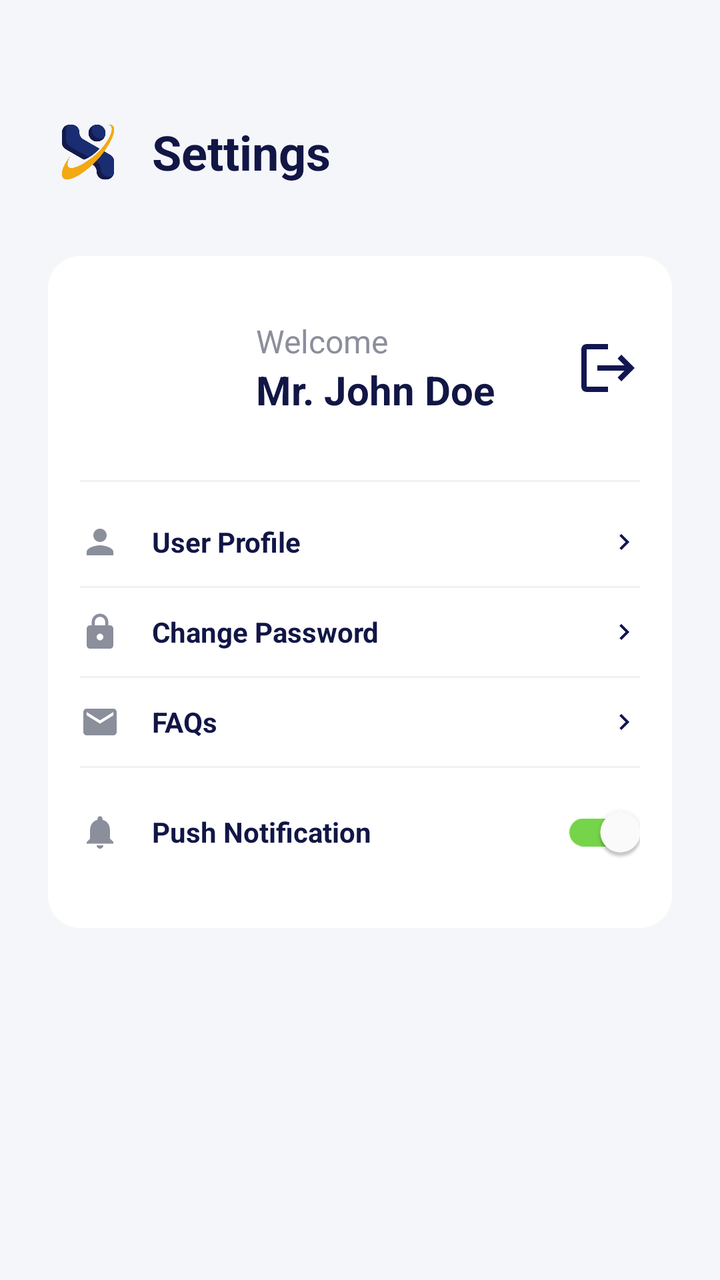
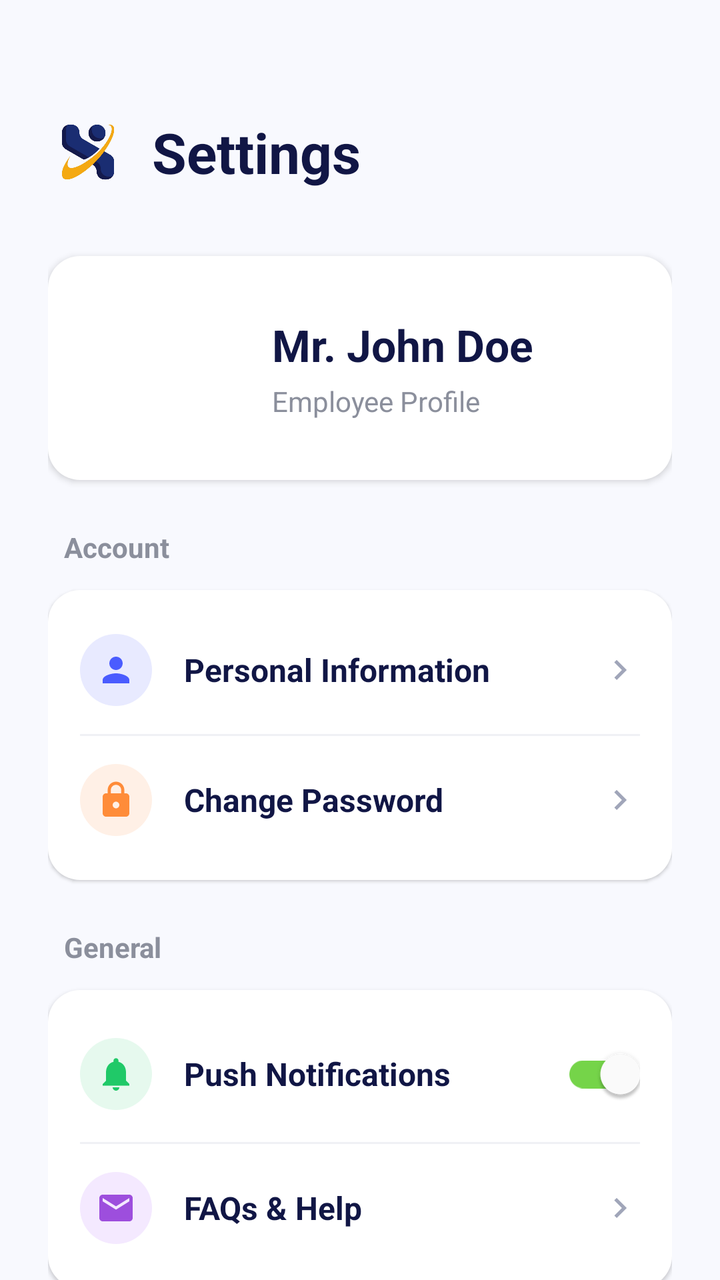

Screens rendered from an Android XML layout before and after an edit, with the pre-edit source and the edit as a unified diff.
<!-- AndroidManifest.xml: activity theme Theme.MaterialComponents.Light.NoActionBar -->
<!-- res/layout/fragment_profile.xml -->
<?xml version="1.0" encoding="utf-8"?>
<androidx.core.widget.NestedScrollView xmlns:android="http://schemas.android.com/apk/res/android"
    xmlns:app="http://schemas.android.com/apk/res-auto"
    android:layout_width="match_parent"
    android:layout_height="match_parent"
    android:background="#F5F6FA"
    android:fillViewport="true">

    <LinearLayout
        android:layout_width="match_parent"
        android:layout_height="wrap_content"
        android:orientation="vertical"
        android:padding="24dp">

        
        <LinearLayout
            android:layout_width="match_parent"
            android:layout_height="wrap_content"
            android:orientation="horizontal"
            android:gravity="center_vertical"
            android:layout_marginTop="32dp"
            android:layout_marginBottom="32dp">

            <ImageView
                android:layout_width="40dp"
                android:layout_height="40dp"
                android:layout_marginEnd="12dp"
                android:src="@drawable/logo_face_recognition" />

            <TextView
                android:layout_width="wrap_content"
                android:layout_height="wrap_content"
                android:text="Settings"
                android:textColor="#111645"
                android:textSize="24sp"
                android:textStyle="bold" />
        </LinearLayout>

        <LinearLayout
            android:layout_width="match_parent"
            android:layout_height="wrap_content"
            android:orientation="vertical"
            android:background="@drawable/bg_rounded_white_card"
            android:elevation="0dp"
            android:paddingTop="8dp"
            android:paddingBottom="16dp">

            
            <RelativeLayout
                android:layout_width="match_parent"
                android:layout_height="wrap_content"
                android:paddingHorizontal="16dp"
                android:paddingVertical="12dp">

                <com.google.android.material.imageview.ShapeableImageView
                    android:id="@+id/ivAvatar"
                    android:layout_width="72dp"
                    android:layout_height="72dp"
                    android:layout_centerVertical="true"
                    android:scaleType="centerCrop"
                    android:src="@drawable/ic_avatar"
                    app:shapeAppearanceOverlay="@style/ShapeAppearanceOverlay.App.CornerSize50Percent" />

                <LinearLayout
                    android:layout_width="wrap_content"
                    android:layout_height="wrap_content"
                    android:layout_centerVertical="true"
                    android:layout_marginStart="16dp"
                    android:layout_toEndOf="@id/ivAvatar"
                    android:orientation="vertical">

                    <TextView
                        android:layout_width="wrap_content"
                        android:layout_height="wrap_content"
                        android:text="Welcome"
                        android:textColor="#8B8F9C"
                        android:textSize="16sp" />

                    <TextView
                        android:id="@+id/tvName"
                        android:layout_width="wrap_content"
                        android:layout_height="wrap_content"
                        android:text="Mr. John Doe"
                        android:textColor="#111645"
                        android:textSize="20sp"
                        android:textStyle="bold" />
                </LinearLayout>

                <ImageView
                    android:id="@+id/btnLogout"
                    android:layout_width="32dp"
                    android:layout_height="32dp"
                    android:layout_alignParentEnd="true"
                    android:layout_centerVertical="true"
                    android:src="@drawable/ic_exit"
                    app:tint="#121650"
                    android:background="?attr/selectableItemBackgroundBorderless"
                    android:clickable="true"
                    android:focusable="true"/>
            </RelativeLayout>

            <View android:layout_width="match_parent" android:layout_height="1dp" android:background="#F0F1F5" android:layout_marginHorizontal="16dp" android:layout_marginVertical="8dp" />

            
            <LinearLayout
                android:id="@+id/btnPersonalInfo"
                android:layout_width="match_parent"
                android:layout_height="wrap_content"
                android:orientation="horizontal"
                android:paddingHorizontal="16dp"
                android:paddingVertical="12dp"
                android:gravity="center_vertical"
                android:clickable="true"
                android:focusable="true"
                android:background="?attr/selectableItemBackground">

                <ImageView
                    android:layout_width="20dp"
                    android:layout_height="20dp"
                    android:src="@drawable/ic_nav_profile"
                    app:tint="#8B8F9C" />

                <TextView
                    android:layout_width="0dp"
                    android:layout_height="wrap_content"
                    android:layout_weight="1"
                    android:layout_marginStart="16dp"
                    android:text="User Profile"
                    android:textColor="#111645"
                    android:textSize="14sp"
                    android:textStyle="bold"/>

                <ImageView
                    android:layout_width="16dp"
                    android:layout_height="16dp"
                    android:src="@drawable/ic_chevron_right"
                    app:tint="#121650" />
            </LinearLayout>

            <View android:layout_width="match_parent" android:layout_height="1dp" android:background="#F0F1F5" android:layout_marginHorizontal="16dp" />

            
            <LinearLayout
                android:id="@+id/btnChangePassword"
                android:layout_width="match_parent"
                android:layout_height="wrap_content"
                android:orientation="horizontal"
                android:paddingHorizontal="16dp"
                android:paddingVertical="12dp"
                android:gravity="center_vertical"
                android:clickable="true"
                android:focusable="true"
                android:background="?attr/selectableItemBackground">

                <ImageView
                    android:layout_width="20dp"
                    android:layout_height="20dp"
                    android:src="@drawable/ic_lock_outline"
                    app:tint="#8B8F9C" />

                <TextView
                    android:layout_width="0dp"
                    android:layout_height="wrap_content"
                    android:layout_weight="1"
                    android:layout_marginStart="16dp"
                    android:text="Change Password"
                    android:textColor="#111645"
                    android:textSize="14sp"
                    android:textStyle="bold"/>

                <ImageView
                    android:layout_width="16dp"
                    android:layout_height="16dp"
                    android:src="@drawable/ic_chevron_right"
                    app:tint="#121650" />
            </LinearLayout>

            <View android:layout_width="match_parent" android:layout_height="1dp" android:background="#F0F1F5" android:layout_marginHorizontal="16dp" />

            
            <LinearLayout
                android:id="@+id/btnFaq"
                android:layout_width="match_parent"
                android:layout_height="wrap_content"
                android:orientation="horizontal"
                android:paddingHorizontal="16dp"
                android:paddingVertical="12dp"
                android:gravity="center_vertical"
                android:clickable="true"
                android:focusable="true"
                android:background="?attr/selectableItemBackground">

                <ImageView
                    android:layout_width="20dp"
                    android:layout_height="20dp"
                    android:src="@drawable/ic_email_outline"
                    app:tint="#8B8F9C" />

                <TextView
                    android:layout_width="0dp"
                    android:layout_height="wrap_content"
                    android:layout_weight="1"
                    android:layout_marginStart="16dp"
                    android:text="FAQs"
                    android:textColor="#111645"
                    android:textSize="14sp"
                    android:textStyle="bold"/>

                <ImageView
                    android:layout_width="16dp"
                    android:layout_height="16dp"
                    android:src="@drawable/ic_chevron_right"
                    app:tint="#121650" />
            </LinearLayout>

            <View android:layout_width="match_parent" android:layout_height="1dp" android:background="#F0F1F5" android:layout_marginHorizontal="16dp" />

            
            <LinearLayout
                android:layout_width="match_parent"
                android:layout_height="wrap_content"
                android:orientation="horizontal"
                android:paddingHorizontal="16dp"
                android:paddingVertical="8dp"
                android:gravity="center_vertical">

                <ImageView
                    android:layout_width="20dp"
                    android:layout_height="20dp"
                    android:src="@drawable/ic_notifications"
                    app:tint="#8B8F9C" />

                <TextView
                    android:layout_width="0dp"
                    android:layout_height="wrap_content"
                    android:layout_weight="1"
                    android:layout_marginStart="16dp"
                    android:text="Push Notification"
                    android:textColor="#111645"
                    android:textSize="14sp"
                    android:textStyle="bold"/>

                <com.google.android.material.switchmaterial.SwitchMaterial
                    android:layout_width="wrap_content"
                    android:layout_height="wrap_content"
                    android:checked="true"
                    app:trackTint="#75D449"
                    app:thumbTint="#FFFFFF"/>
            </LinearLayout>



        </LinearLayout>
        
        <View android:layout_width="match_parent" android:layout_height="16dp"/>

    </LinearLayout>
</androidx.core.widget.NestedScrollView>
<!-- resources referenced by this layout -->
<resources>
  <!-- drawable bg_rounded_white_card (drawable) -->
  <?xml version="1.0" encoding="utf-8"?>
  <shape xmlns:android="http://schemas.android.com/apk/res/android">
      <solid android:color="#FFFFFF" />
      <corners android:radius="16dp" />
  </shape>
  <!-- drawable ic_chevron_right (drawable) -->
  <vector xmlns:android="http://schemas.android.com/apk/res/android"
      android:width="24dp"
      android:height="24dp"
      android:viewportWidth="24.0"
      android:viewportHeight="24.0"
      android:tint="?attr/colorControlNormal">
      <path
          android:fillColor="@android:color/white"
          android:pathData="M10,6L8.59,7.41 13.17,12l-4.58,4.59L10,18l6,-6z"/>
  </vector>
  <!-- drawable ic_email_outline (drawable) -->
  <vector xmlns:android="http://schemas.android.com/apk/res/android"
      android:width="24dp"
      android:height="24dp"
      android:viewportWidth="24"
      android:viewportHeight="24"
      android:tint="#9CA3AF">
    <path android:fillColor="@android:color/white" android:pathData="M20,4H4c-1.1,0 -1.99,0.9 -1.99,2L2,18c0,1.1 0.9,2 2,2h16c1.1,0 2,-0.9 2,-2V6c0,-1.1 -0.9,-2 -2,-2zm0,4l-8,5 -8,-5V6l8,5 8,-5v2z"/>
  </vector>
  <!-- drawable ic_exit (drawable) -->
  <vector xmlns:android="http://schemas.android.com/apk/res/android"
      android:width="24dp"
      android:height="24dp"
      android:viewportWidth="24"
      android:viewportHeight="24"
      android:tint="#FFFFFF">
      <path
          android:fillColor="@android:color/white"
          android:pathData="M17,7l-1.41,1.41L18.17,11H8v2h10.17l-2.58,2.58L17,17l5,-5zM4,5h8V3H4c-1.1,0 -2,0.9 -2,2v14c0,1.1 0.9,2 2,2h8v-2H4V5z"/>
  </vector>
  <!-- drawable ic_lock_outline (drawable) -->
  <vector xmlns:android="http://schemas.android.com/apk/res/android"
      android:width="24dp"
      android:height="24dp"
      android:viewportWidth="24"
      android:viewportHeight="24"
      android:tint="#9CA3AF">
    <path android:fillColor="@android:color/white" android:pathData="M18,8h-1V6c0,-2.76 -2.24,-5 -5,-5S7,3.24 7,6v2H6c-1.1,0 -2,0.9 -2,2v10c0,1.1 0.9,2 2,2h12c1.1,0 2,-0.9 2,-2V10c0,-1.1 -0.9,-2 -2,-2zm-6,9c-1.1,0 -2,-0.9 -2,-2s0.9,-2 2,-2 2,0.9 2,2 -0.9,2 -2,2zm3.1,-9H8.9V6c0,-1.71 1.39,-3.1 3.1,-3.1 1.71,0 3.1,1.39 3.1,3.1v2z"/>
  </vector>
  <!-- drawable ic_nav_profile (drawable) -->
  <vector xmlns:android="http://schemas.android.com/apk/res/android"
      android:width="24dp"
      android:height="24dp"
      android:viewportWidth="24"
      android:viewportHeight="24">
    <path
        android:pathData="M12,12c2.21,0 4,-1.79 4,-4s-1.79,-4 -4,-4 -4,1.79 -4,4 1.79,4 4,4zm0,2c-2.67,0 -8,1.34 -8,4v2h16v-2c0,-2.66 -5.33,-4 -8,-4z"
        android:fillColor="@color/nav_inactive_gray"/>
  </vector>
  <!-- drawable ic_notifications (drawable) -->
  <vector xmlns:android="http://schemas.android.com/apk/res/android"
      android:width="24dp"
      android:height="24dp"
      android:viewportWidth="24"
      android:viewportHeight="24">
    <path
        android:fillColor="#000000"
        android:pathData="M12,22c1.1,0 2,-0.9 2,-2h-4c0,1.1 0.9,2 2,2zM18,16v-5c0,-3.07 -1.63,-5.64 -4.5,-6.32V4c0,-0.83 -0.67,-1.5 -1.5,-1.5s-1.5,0.67 -1.5,1.5v0.68C7.64,5.36 6,7.92 6,11v5l-2,2v1h16v-1l-2,-2z"/>
  </vector>
  <style name="ShapeAppearanceOverlay.App.CornerSize50Percent" parent="">
          <item name="cornerSize">50%</item>
      </style>
  <color name="nav_inactive_gray">#9CA3AF</color>
  <!-- unchanged entries left out for length: 2 -->
</resources>

<!-- the commit's change to res/layout/fragment_profile.xml (unified diff, before → after) -->
@@ -3,7 +3,7 @@
     xmlns:app="http://schemas.android.com/apk/res-auto"
     android:layout_width="match_parent"
     android:layout_height="match_parent"
-    android:background="#F5F6FA"
+    android:background="#F8F9FE"
     android:fillViewport="true">
 
     <LinearLayout
@@ -32,74 +32,75 @@
                 android:layout_height="wrap_content"
                 android:text="Settings"
                 android:textColor="#111645"
-                android:textSize="24sp"
+                android:textSize="28sp"
                 android:textStyle="bold" />
         </LinearLayout>
 
+        
+        <LinearLayout
+            android:layout_width="match_parent"
+            android:layout_height="wrap_content"
+            android:orientation="horizontal"
+            android:background="@drawable/bg_rounded_white_card"
+            android:elevation="2dp"
+            android:gravity="center_vertical"
+            android:padding="20dp"
+            android:layout_marginBottom="24dp">
+
+            <com.google.android.material.imageview.ShapeableImageView
+                android:id="@+id/ivAvatar"
+                android:layout_width="72dp"
+                android:layout_height="72dp"
+                android:scaleType="centerCrop"
+                android:src="@drawable/ic_avatar"
+                app:shapeAppearanceOverlay="@style/ShapeAppearanceOverlay.App.CornerSize50Percent" />
+
+            <LinearLayout
+                android:layout_width="0dp"
+                android:layout_height="wrap_content"
+                android:layout_weight="1"
+                android:layout_marginStart="20dp"
+                android:orientation="vertical">
+
+                <TextView
+                    android:id="@+id/tvName"
+                    android:layout_width="wrap_content"
+                    android:layout_height="wrap_content"
+                    android:text="Mr. John Doe"
+                    android:textColor="#111645"
+                    android:textSize="22sp"
+                    android:textStyle="bold" />
+                    
+                <TextView
+                    android:layout_width="wrap_content"
+                    android:layout_height="wrap_content"
+                    android:layout_marginTop="4dp"
+                    android:text="Employee Profile"
+                    android:textColor="#8B8F9C"
+                    android:textSize="14sp" />
+            </LinearLayout>
+        </LinearLayout>
+
+        <TextView
+            android:layout_width="wrap_content"
+            android:layout_height="wrap_content"
+            android:text="Account"
+            android:textColor="#8B8F9C"
+            android:textSize="14sp"
+            android:textStyle="bold"
+            android:layout_marginBottom="12dp"
+            android:layout_marginStart="8dp"/>
+
+        
         <LinearLayout
             android:layout_width="match_parent"
             android:layout_height="wrap_content"
             android:orientation="vertical"
             android:background="@drawable/bg_rounded_white_card"
-            android:elevation="0dp"
+            android:elevation="1dp"
             android:paddingTop="8dp"
-            android:paddingBottom="16dp">
-
-            
-            <RelativeLayout
-                android:layout_width="match_parent"
-                android:layout_height="wrap_content"
-                android:paddingHorizontal="16dp"
-                android:paddingVertical="12dp">
-
-                <com.google.android.material.imageview.ShapeableImageView
-                    android:id="@+id/ivAvatar"
-                    android:layout_width="72dp"
-                    android:layout_height="72dp"
-                    android:layout_centerVertical="true"
-                    android:scaleType="centerCrop"
-                    android:src="@drawable/ic_avatar"
-                    app:shapeAppearanceOverlay="@style/ShapeAppearanceOverlay.App.CornerSize50Percent" />
-
-                <LinearLayout
-                    android:layout_width="wrap_content"
-                    android:layout_height="wrap_content"
-                    android:layout_centerVertical="true"
-                    android:layout_marginStart="16dp"
-                    android:layout_toEndOf="@id/ivAvatar"
-                    android:orientation="vertical">
-
-                    <TextView
-                        android:layout_width="wrap_content"
-                        android:layout_height="wrap_content"
-                        android:text="Welcome"
-                        android:textColor="#8B8F9C"
-                        android:textSize="16sp" />
-
-                    <TextView
-                        android:id="@+id/tvName"
-                        android:layout_width="wrap_content"
-                        android:layout_height="wrap_content"
-                        android:text="Mr. John Doe"
-                        android:textColor="#111645"
-                        android:textSize="20sp"
-                        android:textStyle="bold" />
-                </LinearLayout>
-
-                <ImageView
-                    android:id="@+id/btnLogout"
-                    android:layout_width="32dp"
-                    android:layout_height="32dp"
-                    android:layout_alignParentEnd="true"
-                    android:layout_centerVertical="true"
-                    android:src="@drawable/ic_exit"
-                    app:tint="#121650"
-                    android:background="?attr/selectableItemBackgroundBorderless"
-                    android:clickable="true"
-                    android:focusable="true"/>
-            </RelativeLayout>
-
-            <View android:layout_width="match_parent" android:layout_height="1dp" android:background="#F0F1F5" android:layout_marginHorizontal="16dp" android:layout_marginVertical="8dp" />
+            android:paddingBottom="8dp"
+            android:layout_marginBottom="24dp">
 
             
             <LinearLayout
@@ -108,33 +109,40 @@
                 android:layout_height="wrap_content"
                 android:orientation="horizontal"
                 android:paddingHorizontal="16dp"
-                android:paddingVertical="12dp"
+                android:paddingVertical="14dp"
                 android:gravity="center_vertical"
                 android:clickable="true"
                 android:focusable="true"
                 android:background="?attr/selectableItemBackground">
 
+                <FrameLayout
+                    android:layout_width="36dp"
+                    android:layout_height="36dp"
+                    android:background="@drawable/bg_icon_circle"
+                    android:backgroundTint="#E8EAFF">
+                    <ImageView
+                        android:layout_width="20dp"
+                        android:layout_height="20dp"
+                        android:layout_gravity="center"
+                        android:src="@drawable/ic_nav_profile"
+                        app:tint="#4A5CFF" />
+                </FrameLayout>
+
+                <TextView
+                    android:layout_width="0dp"
+                    android:layout_height="wrap_content"
+                    android:layout_weight="1"
+                    android:layout_marginStart="16dp"
+                    android:text="Personal Information"
+                    android:textColor="#111645"
+                    android:textSize="16sp"
+                    android:textStyle="bold"/>
+
                 <ImageView
                     android:layout_width="20dp"
                     android:layout_height="20dp"
-                    android:src="@drawable/ic_nav_profile"
-                    app:tint="#8B8F9C" />
-
-                <TextView
-                    android:layout_width="0dp"
-                    android:layout_height="wrap_content"
-                    android:layout_weight="1"
-                    android:layout_marginStart="16dp"
-                    android:text="User Profile"
-                    android:textColor="#111645"
-                    android:textSize="14sp"
-                    android:textStyle="bold"/>
-
-                <ImageView
-                    android:layout_width="16dp"
-                    android:layout_height="16dp"
                     android:src="@drawable/ic_chevron_right"
-                    app:tint="#121650" />
+                    app:tint="#A0A5B9" />
             </LinearLayout>
 
             <View android:layout_width="match_parent" android:layout_height="1dp" android:background="#F0F1F5" android:layout_marginHorizontal="16dp" />
@@ -146,33 +154,103 @@
                 android:layout_height="wrap_content"
                 android:orientation="horizontal"
                 android:paddingHorizontal="16dp"
-                android:paddingVertical="12dp"
+                android:paddingVertical="14dp"
                 android:gravity="center_vertical"
                 android:clickable="true"
                 android:focusable="true"
                 android:background="?attr/selectableItemBackground">
 
+                <FrameLayout
+                    android:layout_width="36dp"
+                    android:layout_height="36dp"
+                    android:background="@drawable/bg_icon_circle"
+                    android:backgroundTint="#FFF0E6">
+                    <ImageView
+                        android:layout_width="20dp"
+                        android:layout_height="20dp"
+                        android:layout_gravity="center"
+                        android:src="@drawable/ic_lock_outline"
+                        app:tint="#FF8C39" />
+                </FrameLayout>
+
+                <TextView
+                    android:layout_width="0dp"
+                    android:layout_height="wrap_content"
+                    android:layout_weight="1"
+                    android:layout_marginStart="16dp"
+                    android:text="Change Password"
+                    android:textColor="#111645"
+                    android:textSize="16sp"
+                    android:textStyle="bold"/>
+
                 <ImageView
                     android:layout_width="20dp"
                     android:layout_height="20dp"
-                    android:src="@drawable/ic_lock_outline"
-                    app:tint="#8B8F9C" />
+                    android:src="@drawable/ic_chevron_right"
+                    app:tint="#A0A5B9" />
+            </LinearLayout>
+
+        </LinearLayout>
+
+        <TextView
+            android:layout_width="wrap_content"
+            android:layout_height="wrap_content"
+            android:text="General"
+            android:textColor="#8B8F9C"
+            android:textSize="14sp"
+            android:textStyle="bold"
+            android:layout_marginBottom="12dp"
+            android:layout_marginStart="8dp"/>
+
+        
+        <LinearLayout
+            android:layout_width="match_parent"
+            android:layout_height="wrap_content"
+            android:orientation="vertical"
+            android:background="@drawable/bg_rounded_white_card"
+            android:elevation="1dp"
+            android:paddingTop="8dp"
+            android:paddingBottom="8dp"
+            android:layout_marginBottom="32dp">
+
+            
+            <LinearLayout
+                android:layout_width="match_parent"
+                android:layout_height="wrap_content"
+                android:orientation="horizontal"
+                android:paddingHorizontal="16dp"
+                android:paddingVertical="10dp"
+                android:gravity="center_vertical">
+
+                <FrameLayout
+                    android:layout_width="36dp"
+                    android:layout_height="36dp"
+                    android:background="@drawable/bg_icon_circle"
+                    android:backgroundTint="#E6F9EE">
+                    <ImageView
+                        android:layout_width="20dp"
+                        android:layout_height="20dp"
+                        android:layout_gravity="center"
+                        android:src="@drawable/ic_notifications"
+                        app:tint="#20C968" />
+                </FrameLayout>
 
                 <TextView
                     android:layout_width="0dp"
                     android:layout_height="wrap_content"
                     android:layout_weight="1"
                     android:layout_marginStart="16dp"
-                    android:text="Change Password"
-                    android:textColor="#111645"
-                    android:textSize="14sp"
+                    android:text="Push Notifications"
+                    android:textColor="#111645"
+                    android:textSize="16sp"
                     android:textStyle="bold"/>
 
-                <ImageView
-                    android:layout_width="16dp"
-                    android:layout_height="16dp"
-                    android:src="@drawable/ic_chevron_right"
-                    app:tint="#121650" />
+                <com.google.android.material.switchmaterial.SwitchMaterial
+                    android:layout_width="wrap_content"
+                    android:layout_height="wrap_content"
+                    android:checked="true"
+                    app:trackTint="#75D449"
+                    app:thumbTint="#FFFFFF"/>
             </LinearLayout>
 
             <View android:layout_width="match_parent" android:layout_height="1dp" android:background="#F0F1F5" android:layout_marginHorizontal="16dp" />
@@ -184,75 +262,74 @@
                 android:layout_height="wrap_content"
                 android:orientation="horizontal"
                 android:paddingHorizontal="16dp"
-                android:paddingVertical="12dp"
+                android:paddingVertical="14dp"
                 android:gravity="center_vertical"
                 android:clickable="true"
                 android:focusable="true"
                 android:background="?attr/selectableItemBackground">
 
+                <FrameLayout
+                    android:layout_width="36dp"
+                    android:layout_height="36dp"
+                    android:background="@drawable/bg_icon_circle"
+                    android:backgroundTint="#F4E9FF">
+                    <ImageView
+                        android:layout_width="20dp"
+                        android:layout_height="20dp"
+                        android:layout_gravity="center"
+                        android:src="@drawable/ic_email_outline"
+                        app:tint="#9D4EDD" />
+                </FrameLayout>
+
+                <TextView
+                    android:layout_width="0dp"
+                    android:layout_height="wrap_content"
+                    android:layout_weight="1"
+                    android:layout_marginStart="16dp"
+                    android:text="FAQs &amp; Help"
+                    android:textColor="#111645"
+                    android:textSize="16sp"
+                    android:textStyle="bold"/>
+
                 <ImageView
                     android:layout_width="20dp"
                     android:layout_height="20dp"
-                    android:src="@drawable/ic_email_outline"
-                    app:tint="#8B8F9C" />
-
-                <TextView
-                    android:layout_width="0dp"
-                    android:layout_height="wrap_content"
-                    android:layout_weight="1"
-                    android:layout_marginStart="16dp"
-                    android:text="FAQs"
-                    android:textColor="#111645"
-                    android:textSize="14sp"
-                    android:textStyle="bold"/>
-
-                <ImageView
-                    android:layout_width="16dp"
-                    android:layout_height="16dp"
                     android:src="@drawable/ic_chevron_right"
-                    app:tint="#121650" />
-            </LinearLayout>
-
-            <View android:layout_width="match_parent" android:layout_height="1dp" android:background="#F0F1F5" android:layout_marginHorizontal="16dp" />
-
-            
-            <LinearLayout
-                android:layout_width="match_parent"
-                android:layout_height="wrap_content"
-                android:orientation="horizontal"
-                android:paddingHorizontal="16dp"
-                android:paddingVertical="8dp"
-                android:gravity="center_vertical">
-
-                <ImageView
-                    android:layout_width="20dp"
-                    android:layout_height="20dp"
-                    android:src="@drawable/ic_notifications"
-                    app:tint="#8B8F9C" />
-
-                <TextView
-                    android:layout_width="0dp"
-                    android:layout_height="wrap_content"
-                    android:layout_weight="1"
-                    android:layout_marginStart="16dp"
-                    android:text="Push Notification"
-                    android:textColor="#111645"
-                    android:textSize="14sp"
-                    android:textStyle="bold"/>
-
-                <com.google.android.material.switchmaterial.SwitchMaterial
-                    android:layout_width="wrap_content"
-                    android:layout_height="wrap_content"
-                    android:checked="true"
-                    app:trackTint="#75D449"
-                    app:thumbTint="#FFFFFF"/>
-            </LinearLayout>
-
-
-
-        </LinearLayout>
-        
-        <View android:layout_width="match_parent" android:layout_height="16dp"/>
+                    app:tint="#A0A5B9" />
+            </LinearLayout>
+
+        </LinearLayout>
+
+        
+        <LinearLayout
+            android:id="@+id/btnLogout"
+            android:layout_width="match_parent"
+            android:layout_height="56dp"
+            android:orientation="horizontal"
+            android:background="@drawable/bg_rounded_white_card"
+            android:elevation="1dp"
+            android:gravity="center"
+            android:clickable="true"
+            android:focusable="true"
+            android:foreground="?attr/selectableItemBackground">
+            
+            <ImageView
+                android:layout_width="20dp"
+                android:layout_height="20dp"
+                android:src="@drawable/ic_exit"
+                app:tint="#FF3B30"
+                android:layout_marginEnd="12dp"/>
+
+            <TextView
+                android:layout_width="wrap_content"
+                android:layout_height="wrap_content"
+                android:text="Log Out"
+                android:textColor="#FF3B30"
+                android:textSize="16sp"
+                android:textStyle="bold" />
+        </LinearLayout>
+
+        <View android:layout_width="match_parent" android:layout_height="32dp"/>
 
     </LinearLayout>
 </androidx.core.widget.NestedScrollView>
<!-- resource entries referenced after the edit -->
@@ -1,5 +1,11 @@
 <!-- resources referenced by this layout -->
 <resources>
+  <!-- drawable bg_icon_circle (drawable) -->
+  <?xml version="1.0" encoding="utf-8"?>
+  <shape xmlns:android="http://schemas.android.com/apk/res/android"
+      android:shape="oval">
+      <solid android:color="#FFFFFF" />
+  </shape>
   <!-- drawable bg_rounded_white_card (drawable) -->
   <?xml version="1.0" encoding="utf-8"?>
   <shape xmlns:android="http://schemas.android.com/apk/res/android">
